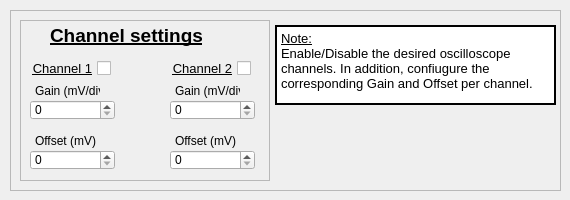
8foldrepo/RF_Balance_Profound, file Widget_Library/widget_oscilloscope_channels.ui: the form before one commit.
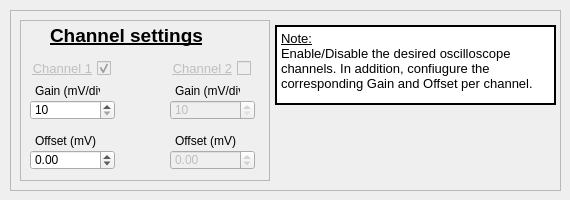
The form after the commit.

Diff of the .ui file:
```diff
--- a/Widget_Library/widget_oscilloscope_channels.ui
+++ b/Widget_Library/widget_oscilloscope_channels.ui
@@ -26,6 +26,9 @@
    <string>Form</string>
   </property>
   <widget class="QFrame" name="frame_2">
+   <property name="enabled">
+    <bool>true</bool>
+   </property>
    <property name="geometry">
     <rect>
      <x>10</x>
@@ -120,6 +123,12 @@
        <height>20</height>
       </rect>
      </property>
+     <property name="minimum">
+      <number>10</number>
+     </property>
+     <property name="maximum">
+      <number>50000</number>
+     </property>
     </widget>
     <widget class="QLabel" name="label_5">
      <property name="geometry">
@@ -134,7 +143,7 @@
       <string>Offset (mV)</string>
      </property>
     </widget>
-    <widget class="QSpinBox" name="offset_spin">
+    <widget class="QDoubleSpinBox" name="offset_spin">
      <property name="geometry">
       <rect>
        <x>10</x>
@@ -143,6 +152,12 @@
        <height>20</height>
       </rect>
      </property>
+     <property name="minimum">
+      <double>-500.000000000000000</double>
+     </property>
+     <property name="maximum">
+      <double>500.000000000000000</double>
+     </property>
     </widget>
     <widget class="QLabel" name="label_9">
      <property name="geometry">
@@ -157,7 +172,10 @@
       <string>Offset (mV)</string>
      </property>
     </widget>
-    <widget class="QSpinBox" name="offset_right_spin">
+    <widget class="QDoubleSpinBox" name="offset_right_spin">
+     <property name="enabled">
+      <bool>false</bool>
+     </property>
      <property name="geometry">
       <rect>
        <x>150</x>
@@ -166,8 +184,17 @@
        <height>20</height>
       </rect>
      </property>
+     <property name="minimum">
+      <double>-500.000000000000000</double>
+     </property>
+     <property name="maximum">
+      <double>500.000000000000000</double>
+     </property>
     </widget>
     <widget class="QSpinBox" name="gain_right_spin">
+     <property name="enabled">
+      <bool>false</bool>
+     </property>
      <property name="geometry">
       <rect>
        <x>150</x>
@@ -176,6 +203,12 @@
        <height>20</height>
       </rect>
      </property>
+     <property name="minimum">
+      <number>10</number>
+     </property>
+     <property name="maximum">
+      <number>50000</number>
+     </property>
     </widget>
     <widget class="QLabel" name="label_10">
      <property name="geometry">
@@ -191,6 +224,9 @@
      </property>
     </widget>
     <widget class="QCheckBox" name="channel_1_checkbox">
+     <property name="enabled">
+      <bool>false</bool>
+     </property>
      <property name="geometry">
       <rect>
        <x>10</x>
@@ -211,8 +247,14 @@
      <property name="text">
       <string>Channel 1</string>
      </property>
+     <property name="checked">
+      <bool>true</bool>
+     </property>
     </widget>
     <widget class="QCheckBox" name="channel_2_checkbox">
+     <property name="enabled">
+      <bool>false</bool>
+     </property>
      <property name="geometry">
       <rect>
        <x>150</x>
```
